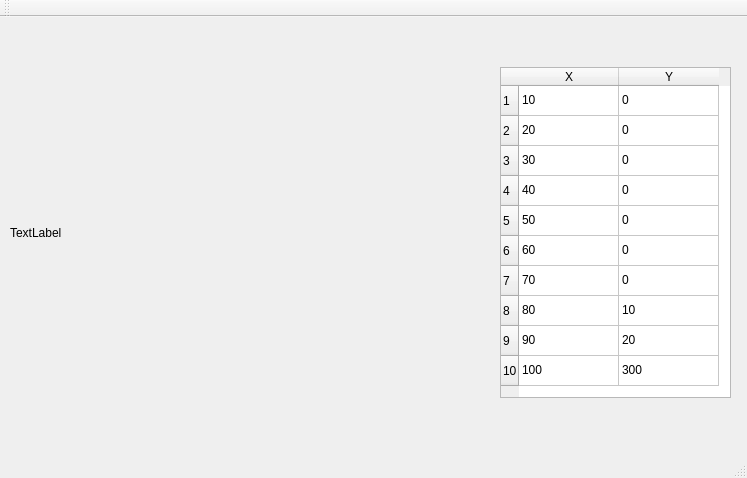
walker1239/LP-3, file observer/mainwindow.ui: the form before one commit.
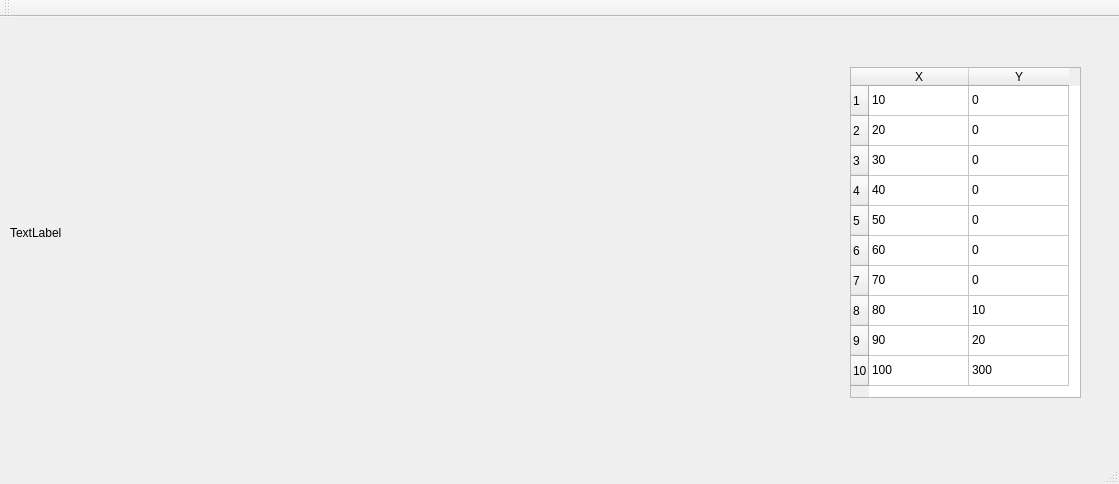
The form after the commit.

What changed in the file:
```diff
--- a/observer/mainwindow.ui
+++ b/observer/mainwindow.ui
@@ -6,8 +6,8 @@
    <rect>
     <x>0</x>
     <y>0</y>
-    <width>747</width>
-    <height>478</height>
+    <width>1119</width>
+    <height>484</height>
    </rect>
   </property>
   <property name="windowTitle">
@@ -19,7 +19,7 @@
      <rect>
       <x>10</x>
       <y>10</y>
-      <width>471</width>
+      <width>821</width>
       <height>411</height>
      </rect>
     </property>
@@ -30,7 +30,7 @@
    <widget class="QTableWidget" name="tableWidget">
     <property name="geometry">
      <rect>
-      <x>500</x>
+      <x>850</x>
       <y>50</y>
       <width>231</width>
       <height>331</height>
```
Left out of the diff: 2 changed lines with no effect on the pictures.
